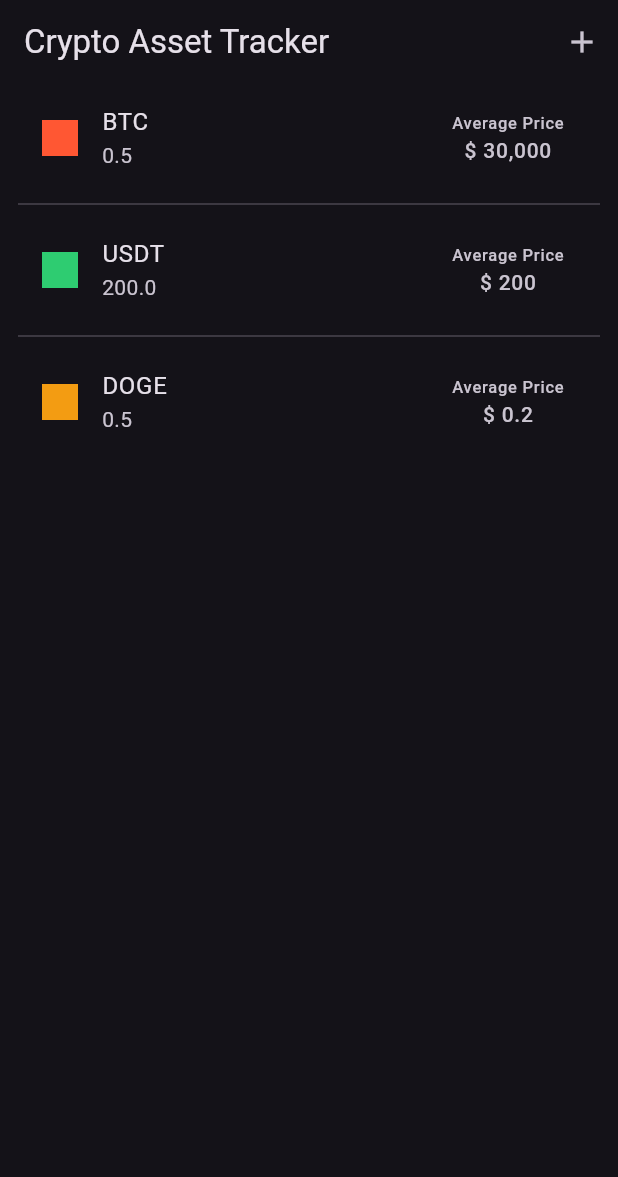
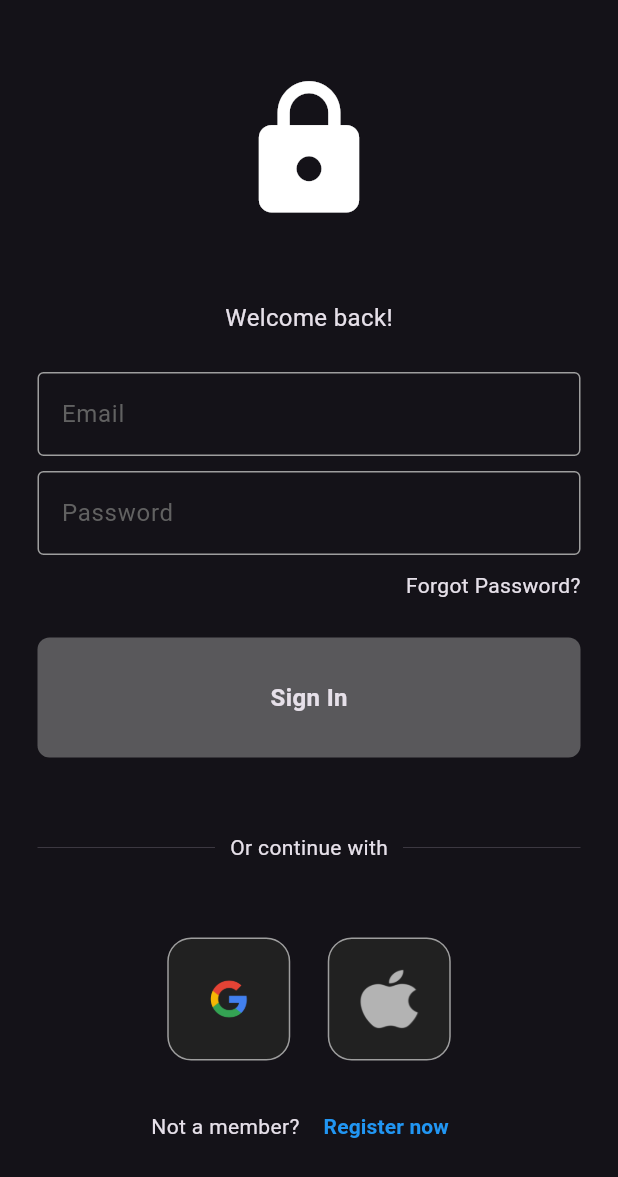
Before and after one commit to happyhour112/asset_tracker_firebase, a Flutter app: the screen it shows after launch, on a phone screen of 412 x 824 dp. Shown: the top 1177 px of the screen. Run offline on Flutter 3.47's test engine with Material 3 defaults, Android fonts, the phone set to English and light mode, and no system bars; our stand-ins replace firebase_auth, firebase_core, google_sign_in; accounts and stored records are empty.

Commit message:
first commit

```diff
--- a/lib/main.dart
+++ b/lib/main.dart
@@ -1,7 +1,14 @@
-import 'package:asset_tracker/screens/home_screen.dart';
 import 'package:flutter/material.dart';
+import 'package:asset_tracker/screens/auth_screen.dart';
+import 'package:firebase_core/firebase_core.dart';
+import 'firebase_options.dart';
 
-void main() {
+void main() async {
+  WidgetsFlutterBinding.ensureInitialized();
+  await Firebase.initializeApp(
+    options: DefaultFirebaseOptions.currentPlatform,
+  );
+
   runApp(const MyApp());
 }
 
@@ -19,7 +26,7 @@ class MyApp extends StatelessWidget {
         useMaterial3: true,
       ),
       darkTheme: ThemeData.dark(),
-      home: const HomeScreen(),
+      home: const AuthScreen(),
     );
   }
 }
--- /dev/null
+++ b/lib/screens/auth_screen.dart
@@ -0,0 +1,24 @@
+import 'package:flutter/material.dart';
+import 'package:firebase_auth/firebase_auth.dart';
+import 'package:asset_tracker/screens/home_screen.dart';
+import 'package:asset_tracker/screens/login_or_register_screen.dart';
+
+class AuthScreen extends StatelessWidget {
+  const AuthScreen({super.key});
+
+  @override
+  Widget build(BuildContext context) {
+    return Scaffold(
+      body: StreamBuilder<User?>(
+        stream: FirebaseAuth.instance.authStateChanges(),
+        builder: (context, snapshot) {
+          if (snapshot.hasData) {
+            return const HomeScreen();
+          } else {
+            return const LoginOrRegisterScreen();
+          }
+        },
+      ),
+    );
+  }
+}
--- /dev/null
+++ b/lib/screens/login_or_register_screen.dart
@@ -0,0 +1,33 @@
+import 'package:flutter/material.dart';
+import 'package:asset_tracker/screens/login_screen.dart';
+import 'package:asset_tracker/screens/register_screen.dart';
+
+class LoginOrRegisterScreen extends StatefulWidget {
+  const LoginOrRegisterScreen({super.key});
+
+  @override
+  State<LoginOrRegisterScreen> createState() => _LoginOrRegisterScreenState();
+}
+
+class _LoginOrRegisterScreenState extends State<LoginOrRegisterScreen> {
+  bool showLoginPage = true;
+
+  void toggleScreen() {
+    setState(() {
+      showLoginPage = !showLoginPage;
+    });
+  }
+
+  @override
+  Widget build(BuildContext context) {
+    if (showLoginPage) {
+      return LoginScreen(
+        onTap: toggleScreen,
+      );
+    } else {
+      return RegisterScreen(
+        onTap: toggleScreen,
+      );
+    }
+  }
+}
--- /dev/null
+++ b/lib/screens/login_screen.dart
@@ -0,0 +1,190 @@
+import 'package:firebase_auth/firebase_auth.dart';
+import 'package:flutter/material.dart';
+import 'package:asset_tracker/widgets/my_button.dart';
+import 'package:asset_tracker/widgets/my_textfield.dart';
+import 'package:asset_tracker/widgets/square_tile.dart';
+import 'package:google_sign_in/google_sign_in.dart';
+
+class LoginScreen extends StatefulWidget {
+  const LoginScreen({
+    super.key,
+    required this.onTap,
+  });
+
+  final void Function() onTap;
+
+  @override
+  State<LoginScreen> createState() => _LoginScreenState();
+}
+
+class _LoginScreenState extends State<LoginScreen> {
+  final emailController = TextEditingController();
+  final passwordController = TextEditingController();
+
+  @override
+  void dispose() {
+    emailController.dispose();
+    passwordController.dispose();
+    super.dispose();
+  }
+
+  void dialogCheckCredentials(String error) {
+    showDialog(
+      context: context,
+      builder: (context) {
+        return AlertDialog(
+          title: const Text('Incorrect Email/Password'),
+          content: Text('Error : $error'),
+        );
+      },
+    );
+  }
+
+  void signInWithEmail() async {
+    FocusManager.instance.primaryFocus?.unfocus();
+    showDialog(
+      context: context,
+      builder: (context) {
+        return const Center(
+          child: CircularProgressIndicator(),
+        );
+      },
+    );
+
+    try {
+      //final credential =
+      await FirebaseAuth.instance.signInWithEmailAndPassword(
+        email: emailController.text,
+        password: passwordController.text,
+      );
+      if (!mounted) return;
+      Navigator.of(context).pop();
+    } on FirebaseAuthException catch (e) {
+      if (!mounted) return;
+      Navigator.of(context).pop();
+      dialogCheckCredentials(e.code);
+    }
+  }
+
+  void signInWithGoogle() async {
+    final GoogleSignInAccount? gUser = await GoogleSignIn().signIn();
+
+    if (gUser == null) return;
+
+    final GoogleSignInAuthentication gAuth = await gUser.authentication;
+
+    final credential = GoogleAuthProvider.credential(
+      accessToken: gAuth.accessToken,
+      idToken: gAuth.idToken,
+    );
+
+    await FirebaseAuth.instance.signInWithCredential(credential);
+  }
+
+  @override
+  Widget build(BuildContext context) {
+    return Scaffold(
+      body: SafeArea(
+        child: SingleChildScrollView(
+          child: Column(
+            mainAxisAlignment: MainAxisAlignment.center,
+            children: [
+              const SizedBox(height: 50),
+              const Center(
+                child: Icon(
+                  Icons.lock,
+                  size: 100,
+                ),
+              ),
+              const SizedBox(height: 50),
+              const Text(
+                'Welcome back!',
+                style: TextStyle(fontSize: 16.0),
+              ),
+              const SizedBox(height: 25),
+              MyTextfield(
+                controller: emailController,
+                hintText: 'Email',
+                obscureText: false,
+              ),
+              const SizedBox(height: 10),
+              MyTextfield(
+                controller: passwordController,
+                hintText: 'Password',
+                obscureText: true,
+              ),
+              const SizedBox(height: 10),
+              const Padding(
+                padding: EdgeInsets.only(right: 25.0),
+                child: Row(
+                  mainAxisAlignment: MainAxisAlignment.end,
+                  children: [
+                    Text('Forgot Password?'),
+                  ],
+                ),
+              ),
+              const SizedBox(height: 25),
+              MyButton(
+                buttonText: 'Sign In',
+                onTap: signInWithEmail,
+              ),
+              const SizedBox(height: 50),
+              const Padding(
+                padding: EdgeInsets.symmetric(horizontal: 25.0),
+                child: Row(
+                  children: [
+                    Expanded(
+                      child: Divider(
+                        thickness: 0.5,
+                      ),
+                    ),
+                    Padding(
+                      padding: EdgeInsets.symmetric(horizontal: 10.0),
+                      child: Text('Or continue with'),
+                    ),
+                    Expanded(
+                      child: Divider(
+                        thickness: 0.5,
+                      ),
+                    ),
+                  ],
+                ),
+              ),
+              const SizedBox(height: 50),
+              Row(
+                mainAxisAlignment: MainAxisAlignment.center,
+                children: [
+                  InkWell(
+                    onTap: signInWithGoogle,
+                    child:
+                        const SquareTile(imagePath: 'assets/images/google.png'),
+                  ),
+                  const SizedBox(width: 25),
+                  const SquareTile(imagePath: 'assets/images/apple.png'),
+                ],
+              ),
+              const SizedBox(height: 20),
+              Row(
+                mainAxisAlignment: MainAxisAlignment.center,
+                children: [
+                  const Text('Not a member?'),
+                  const SizedBox(width: 4),
+                  TextButton(
+                    onPressed: widget.onTap,
+                    child: const Text(
+                      'Register now',
+                      style: TextStyle(
+                        color: Colors.blue,
+                        fontWeight: FontWeight.bold,
+                      ),
+                    ),
+                  ),
+                ],
+              )
+            ],
+          ),
+        ),
+      ),
+    );
+  }
+}
--- /dev/null
+++ b/lib/widgets/my_button.dart
@@ -0,0 +1,41 @@
+import 'package:flutter/material.dart';
+
+class MyButton extends StatelessWidget {
+  const MyButton({
+    super.key,
+    required this.onTap,
+    required this.buttonText,
+  });
+
+  final void Function() onTap;
+  final String buttonText;
+
+  @override
+  Widget build(BuildContext context) {
+    return Container(
+      margin: const EdgeInsets.symmetric(horizontal: 25),
+      height: 80,
+      child: InkWell(
+        splashColor: Colors.blueGrey,
+        customBorder:
+            RoundedRectangleBorder(borderRadius: BorderRadius.circular(8)),
+        onTap: onTap,
+        child: Container(
+          decoration: BoxDecoration(
+            color: Colors.grey.withOpacity(0.5),
+            borderRadius: BorderRadius.circular(8),
+          ),
+          child: Center(
+            child: Text(
+              buttonText,
+              style: const TextStyle(
+                fontWeight: FontWeight.bold,
+                fontSize: 16,
+              ),
+            ),
+          ),
+        ),
+      ),
+    );
+  }
+}
--- /dev/null
+++ b/lib/widgets/my_textfield.dart
@@ -0,0 +1,34 @@
+import 'package:flutter/material.dart';
+
+class MyTextfield extends StatelessWidget {
+  const MyTextfield({
+    super.key,
+    required this.hintText,
+    required this.controller,
+    required this.obscureText,
+  });
+
+  final String hintText;
+  final TextEditingController controller;
+  final bool obscureText;
+
+  @override
+  Widget build(BuildContext context) {
+    return Padding(
+      padding: const EdgeInsets.symmetric(horizontal: 25.0),
+      child: TextField(
+        controller: controller,
+        obscureText: obscureText,
+        decoration: InputDecoration(
+            enabledBorder: const OutlineInputBorder(
+              borderSide: BorderSide(color: Colors.grey),
+            ),
+            focusedBorder: const OutlineInputBorder(
+              borderSide: BorderSide(color: Colors.white),
+            ),
+            hintText: hintText,
+            hintStyle: TextStyle(color: Colors.grey.shade700)),
+      ),
+    );
+  }
+}
--- /dev/null
+++ b/lib/widgets/square_tile.dart
@@ -0,0 +1,28 @@
+import 'package:flutter/material.dart';
+
+class SquareTile extends StatelessWidget {
+  const SquareTile({
+    super.key,
+    required this.imagePath,
+  });
+
+  final String imagePath;
+
+  @override
+  Widget build(BuildContext context) {
+    return Container(
+      padding: const EdgeInsets.all(20),
+      decoration: BoxDecoration(
+        border: Border.all(color: Colors.grey),
+        borderRadius: BorderRadius.circular(16),
+        color: Colors.grey[900],
+      ),
+      child: Image.asset(
+        imagePath,
+        height: 40,
+        width: 40,
+        fit: BoxFit.fill,
+      ),
+    );
+  }
+}
--- a/pubspec.yaml
+++ b/pubspec.yaml
@@ -36,6 +36,9 @@ dependencies:
   # Use with the CupertinoIcons class for iOS style icons.
   cupertino_icons: ^1.0.8
   intl: ^0.20.0
+  firebase_core: ^3.6.0
+  firebase_auth: ^5.3.1
+  google_sign_in: ^6.2.2
 
 dev_dependencies:
   flutter_test:
@@ -60,6 +63,9 @@ flutter:
   uses-material-design: true
 
   # To add assets to your application, add an assets section, like this:
+  assets:
+    - assets/images/apple.png
+    - assets/images/google.png
   # assets:
   #   - images/a_dot_burr.jpeg
   #   - images/a_dot_ham.jpeg
```
Also changed, not shown: lib/screens/home_screen.dart (+9 -0 lines), lib/screens/register_screen.dart (added, +189 -0 lines), assets/images/apple.png (added), assets/images/google.png (added), firebase.json (added), lib/firebase_options.dart (added), pubspec.lock, 8 other files.
